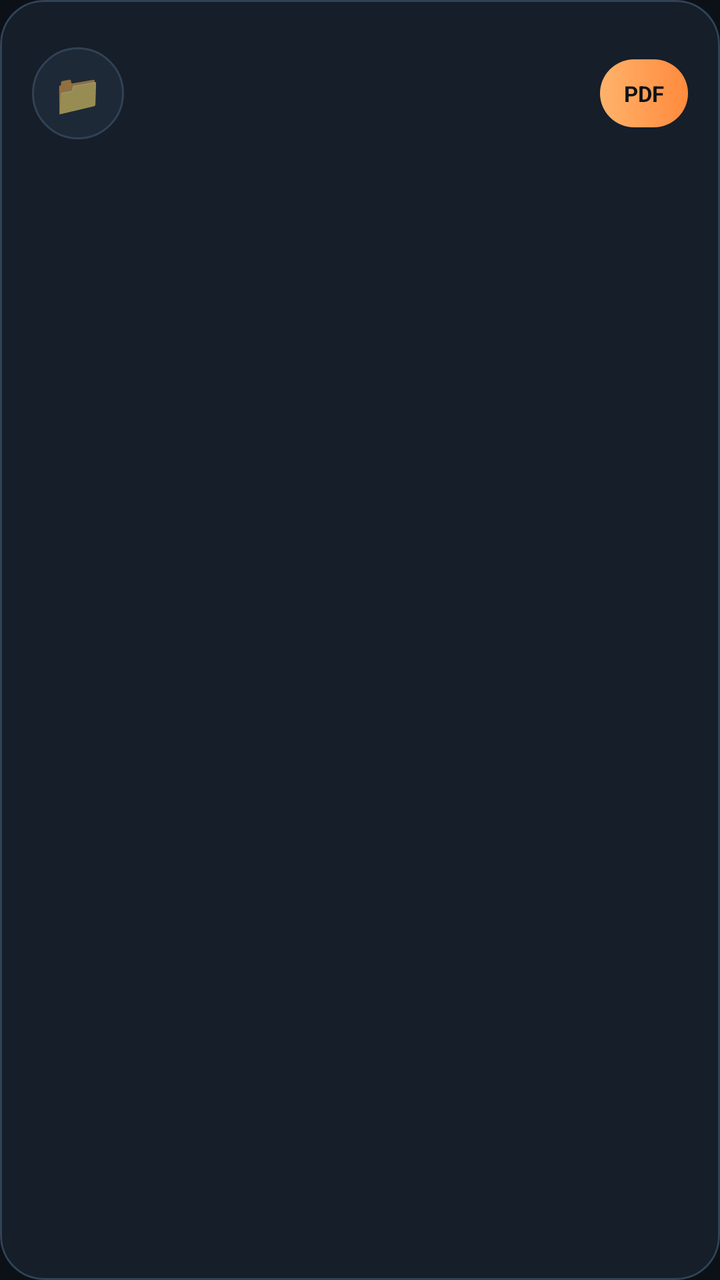
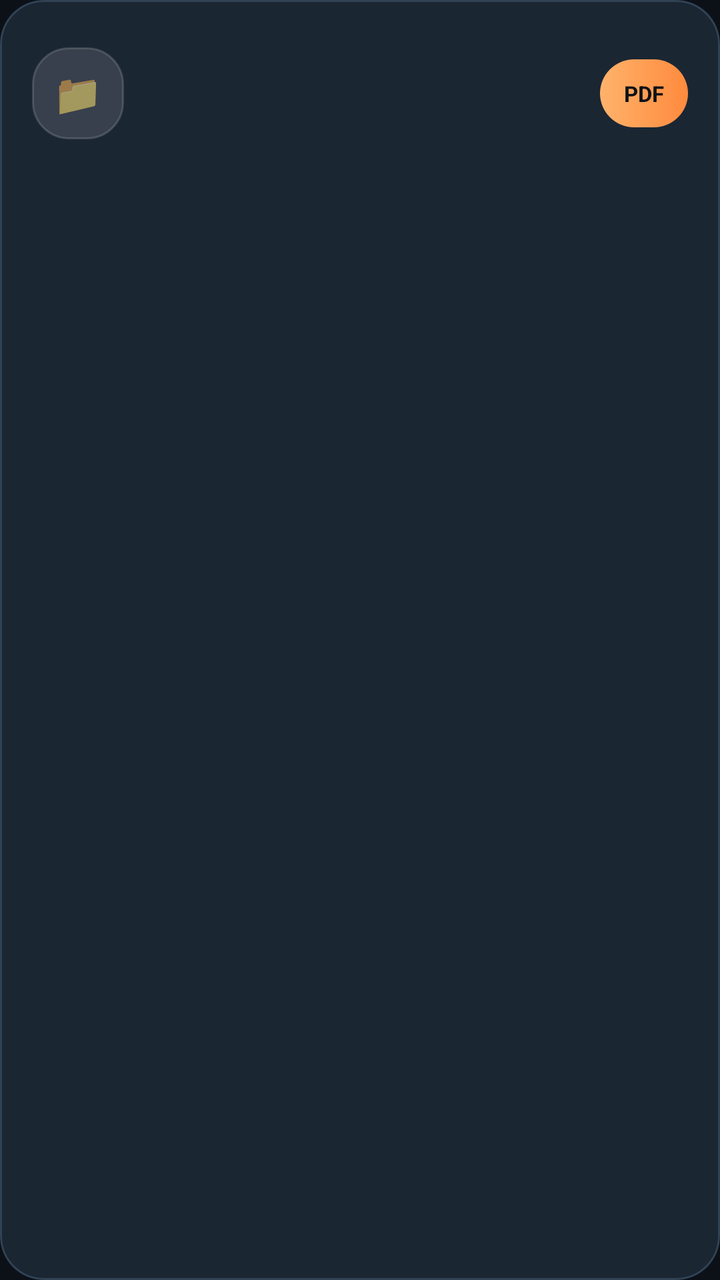

Screens rendered from an Android XML layout before and after an edit, with the pre-edit source and the edit as a unified diff.
<!-- AndroidManifest.xml: application theme Theme.Siteboard -->
<!-- res/layout/item_project_summary.xml -->
<?xml version="1.0" encoding="utf-8"?>
<com.google.android.material.card.MaterialCardView
    xmlns:android="http://schemas.android.com/apk/res/android"
    xmlns:app="http://schemas.android.com/apk/res-auto"
    android:layout_width="match_parent"
    android:layout_height="wrap_content"
    android:layout_marginHorizontal="6dp"
    android:layout_marginVertical="5dp"
    app:cardBackgroundColor="@color/surface_dark"
    app:cardCornerRadius="22dp"
    app:cardElevation="0dp"
    app:strokeColor="@color/stroke_subtle"
    app:strokeWidth="1dp">

    <LinearLayout
        android:layout_width="match_parent"
        android:layout_height="wrap_content"
        android:background="?attr/selectableItemBackground"
        android:gravity="center_vertical"
        android:orientation="horizontal"
        android:padding="16dp">

        <LinearLayout
            android:layout_width="46dp"
            android:layout_height="46dp"
            android:background="@drawable/bg_chip_neutral"
            android:gravity="center">

            <TextView
                android:layout_width="wrap_content"
                android:layout_height="wrap_content"
                android:text="📁"
                android:textSize="20sp" />
        </LinearLayout>

        <LinearLayout
            android:layout_width="0dp"
            android:layout_height="wrap_content"
            android:layout_marginStart="14dp"
            android:layout_weight="1"
            android:orientation="vertical">

            <TextView
                android:id="@+id/tvProjectItem"
                android:layout_width="match_parent"
                android:layout_height="wrap_content"
                android:ellipsize="end"
                android:maxLines="1"
                android:textColor="@color/text_primary"
                android:textSize="16sp"
                android:textStyle="bold" />

            <TextView
                android:id="@+id/tvProjectMeta"
                android:layout_width="match_parent"
                android:layout_height="wrap_content"
                android:layout_marginTop="3dp"
                android:textColor="@color/text_secondary"
                android:textSize="12sp" />

            <TextView
                android:id="@+id/tvProjectRecent"
                android:layout_width="match_parent"
                android:layout_height="wrap_content"
                android:layout_marginTop="6dp"
                android:textColor="@color/text_tertiary"
                android:textSize="11sp" />
        </LinearLayout>

        <TextView
            android:id="@+id/btnExportPdf"
            android:layout_width="wrap_content"
            android:layout_height="34dp"
            android:layout_marginStart="10dp"
            android:background="@drawable/bg_primary_button"
            android:clickable="true"
            android:focusable="true"
            android:gravity="center"
            android:paddingHorizontal="12dp"
            android:text="PDF"
            android:textColor="#0F1115"
            android:textSize="11sp"
            android:textStyle="bold" />
    </LinearLayout>
</com.google.android.material.card.MaterialCardView>
<!-- resources referenced by this layout -->
<resources>
  <color name="stroke_subtle">#314255</color>
  <color name="surface_dark">#151E29</color>
  <color name="text_primary">#F7F8FB</color>
  <color name="text_secondary">#B3C0D0</color>
  <color name="text_tertiary">#738297</color>
  <!-- drawable bg_chip_neutral (drawable) -->
  <?xml version="1.0" encoding="utf-8"?>
  <shape xmlns:android="http://schemas.android.com/apk/res/android" android:shape="rectangle">
      <solid android:color="#1D2936" />
      <corners android:radius="999dp" />
      <stroke
          android:width="1dp"
          android:color="#314255" />
  </shape>
  <!-- drawable bg_primary_button (drawable) -->
  <?xml version="1.0" encoding="utf-8"?>
  <shape xmlns:android="http://schemas.android.com/apk/res/android" android:shape="rectangle">
      <gradient
          android:angle="0"
          android:startColor="#FFB36B"
          android:endColor="#FF8A3D" />
      <corners android:radius="18dp" />
  </shape>
  <style name="Theme.Siteboard" parent="Theme.MaterialComponents.DayNight.NoActionBar">
  
          <item name="colorPrimary">@color/orange_primary</item>
          <item name="colorPrimaryVariant">@color/orange_deep</item>
          <item name="colorOnPrimary">#10141B</item>
  
          <item name="colorSecondary">@color/teal_accent</item>
          <item name="colorSecondaryVariant">@color/teal_accent</item>
          <item name="colorOnSecondary">#081118</item>
  
          <item name="colorError">@color/danger_accent</item>
  
          <item name="android:colorBackground">@color/bg_dark</item>
          <item name="colorSurface">@color/surface_dark</item>
  
          <item name="android:statusBarColor">@color/bg_dark</item>
          <item name="android:navigationBarColor">@color/bg_dark</item>
          <item name="android:windowLightStatusBar" tools:targetApi="m">false</item>
  
          <item name="android:windowSplashScreenBackground" tools:targetApi="s">@color/bg_dark</item>
          <item name="android:windowSplashScreenAnimatedIcon" tools:targetApi="s">@android:color/transparent</item>
          <item name="android:windowSplashScreenAnimationDuration" tools:targetApi="s">0</item>
      </style>
  <color name="orange_primary">#FFB36B</color>
  <color name="orange_deep">#FF8A3D</color>
  <color name="teal_accent">#54D4C4</color>
  <color name="danger_accent">#F06D7D</color>
  <color name="bg_dark">#0C1118</color>
</resources>

<!-- the commit's change to res/layout/item_project_summary.xml (unified diff, before → after) -->
@@ -6,7 +6,7 @@
     android:layout_height="wrap_content"
     android:layout_marginHorizontal="6dp"
     android:layout_marginVertical="5dp"
-    app:cardBackgroundColor="@color/surface_dark"
+    app:cardBackgroundColor="@color/surface_elevated"
     app:cardCornerRadius="22dp"
     app:cardElevation="0dp"
     app:strokeColor="@color/stroke_subtle"
@@ -23,7 +23,7 @@
         <LinearLayout
             android:layout_width="46dp"
             android:layout_height="46dp"
-            android:background="@drawable/bg_chip_neutral"
+            android:background="@drawable/bg_widget_metric_tile"
             android:gravity="center">
 
             <TextView
@@ -63,7 +63,7 @@
                 android:layout_width="match_parent"
                 android:layout_height="wrap_content"
                 android:layout_marginTop="6dp"
-                android:textColor="@color/text_tertiary"
+                android:textColor="@color/orange_primary"
                 android:textSize="11sp" />
         </LinearLayout>
 
<!-- resource entries referenced after the edit -->
@@ -1,19 +1,10 @@
 <!-- resources referenced by this layout -->
 <resources>
   <color name="stroke_subtle">#314255</color>
+  <color name="surface_elevated">#1B2633</color>
   <color name="surface_dark">#151E29</color>
   <color name="text_primary">#F7F8FB</color>
   <color name="text_secondary">#B3C0D0</color>
-  <color name="text_tertiary">#738297</color>
-  <!-- drawable bg_chip_neutral (drawable) -->
-  <?xml version="1.0" encoding="utf-8"?>
-  <shape xmlns:android="http://schemas.android.com/apk/res/android" android:shape="rectangle">
-      <solid android:color="#1D2936" />
-      <corners android:radius="999dp" />
-      <stroke
-          android:width="1dp"
-          android:color="#314255" />
-  </shape>
   <!-- drawable bg_primary_button (drawable) -->
   <?xml version="1.0" encoding="utf-8"?>
   <shape xmlns:android="http://schemas.android.com/apk/res/android" android:shape="rectangle">
@@ -22,6 +13,15 @@
           android:startColor="#FFB36B"
           android:endColor="#FF8A3D" />
       <corners android:radius="18dp" />
+  </shape>
+  <!-- drawable bg_widget_metric_tile (drawable) -->
+  <?xml version="1.0" encoding="utf-8"?>
+  <shape xmlns:android="http://schemas.android.com/apk/res/android" android:shape="rectangle">
+      <solid android:color="#1FFFFFFF" />
+      <corners android:radius="18dp" />
+      <stroke
+          android:width="1dp"
+          android:color="#26FFFFFF" />
   </shape>
   <style name="Theme.Siteboard" parent="Theme.MaterialComponents.DayNight.NoActionBar">
   
